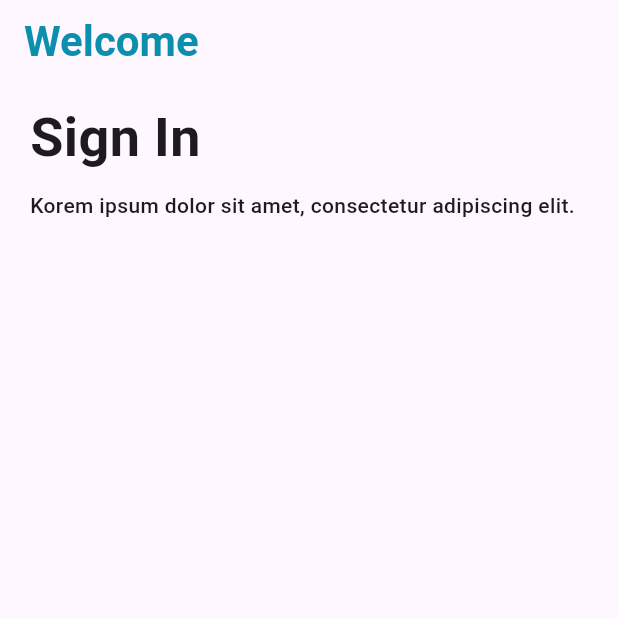
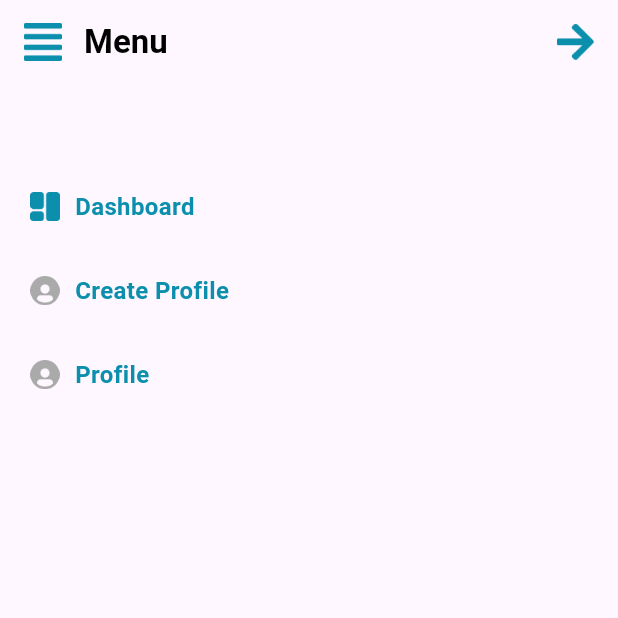
Before and after one commit to Project-5242/Project-5242-frontend, a Flutter app: the screen it shows after launch, on a phone screen of 412 x 824 dp, the top half of it. Run offline on Flutter 3.47's test engine with Material 3 defaults, Android fonts, the phone set to English and light mode, and no system bars; drawn by our look-alikes of toastification; our stand-ins replace bloc, cached_network_image, dio, flutter_bloc, flutter_dotenv, flutter_html and 9 more; accounts and stored records are empty.

Commit message:
create provider side appbar, provider menu page ui complete

```diff
--- a/lib/data/constants/app_string.dart
+++ b/lib/data/constants/app_string.dart
@@ -1,6 +1,10 @@
 class AppStrings {
   static const String welcome = 'Welcome';
   static const String signIn = 'Sign In';
+  static const String menu = 'Menu';
+  static const String dashboard = 'Dashboard';
+  static const String createProfile = 'Create Profile';
+  static const String profile = 'Profile';
 
   static String loginSubTitle =
       'Korem ipsum dolor sit amet, consectetur adipiscing elit.';
--- /dev/null
+++ b/lib/presentation/providers/provider_menu_page.dart
@@ -0,0 +1,92 @@
+import 'package:flutter/material.dart';
+import 'package:flutter_project/base/extensions/text_style_extensions.dart';
+import 'package:flutter_project/data/constants/app_string.dart';
+import 'package:flutter_project/res/assets_res.dart';
+import 'package:gap/gap.dart';
+
+class ProviderMenuPage extends StatelessWidget {
+  const ProviderMenuPage({super.key});
+
+  @override
+  Widget build(BuildContext context) {
+    return Scaffold(
+      appBar: AppBar(
+        title: Row(
+          mainAxisAlignment: MainAxisAlignment.spaceBetween,
+          children: [
+            Row(
+              children: [
+                Image.asset(
+                  AssetsRes.MENU_ICON,
+                  height: 25,
+                  width: 25,
+                ),
+                const Gap(15),
+                Text(
+                  AppStrings.menu,
+                  style: context.titleLarge.copyWith(
+                      fontWeight: FontWeight.bold, color: Colors.black),
+                ),
+              ],
+            ),
+            Image.asset(
+              AssetsRes.ARROW,
+              height: 25,
+              width: 25,
+            ),
+          ],
+        ),
+      ),
+      body: ListView(
+        padding: const EdgeInsets.symmetric(horizontal: 20, vertical: 10),
+        children: [
+          const SizedBox(height: 60),
+          Row(
+            children: [
+              Image.asset(
+                AssetsRes.DASHBOARD,
+                height: 20,
+                width: 20,
+              ),
+              const Gap(10),
+              Text(
+                AppStrings.dashboard,
+                style: context.titleMedium.copyWith(fontWeight: FontWeight.bold, color: Color(0xFF0B8FAC)),
+              ),
+            ],
+          ),
+          const SizedBox(height: 33),
+          Row(
+            children: [
+              Image.asset(
+                AssetsRes.PROFILE,
+                height: 20,
+                width: 20,
+              ),
+              const Gap(10),
+              Text(
+                AppStrings.createProfile,
+                style: context.titleMedium.copyWith(fontWeight: FontWeight.bold, color: Color(0xFF0B8FAC)),
+              ),
+            ],
+          ),
+          const SizedBox(height: 33),
+          Row(
+            children: [
+              Image.asset(
+                AssetsRes.PROFILE,
+                height: 20,
+                width: 20,
+              ),
+              const Gap(10),
+              Text(
+                AppStrings.profile,
+                style: context.titleMedium.copyWith(fontWeight: FontWeight.bold, color: Color(0xFF0B8FAC)),
+              ),
+            ],
+          )
+        ],
+      ),
+    );
+  }
+}
--- a/lib/presentation/splash/splash_view.dart
+++ b/lib/presentation/splash/splash_view.dart
@@ -16,7 +16,7 @@ class _SplashViewState extends State<SplashView> {
   @override
   void initState() {
     Future.delayed(const Duration(seconds: 03), () {
-      if (context.mounted) context.pushNamedAndRemoveUntil(Routes.loginScreen);
+      if (context.mounted) context.pushNamedAndRemoveUntil(Routes.providerHomeScreen);
     });
     super.initState();
   }
--- a/lib/res/assets_res.dart
+++ b/lib/res/assets_res.dart
@@ -15,6 +15,10 @@ class AssetsRes {
   static const String ERROR_LOTTIE = 'assets/lottie/error_lottie.json';
   static const String NO_NOTIFICATION_LOTTIE =
       'assets/lottie/no_notification_lottie.json';
+  static const String MENU_ICON = 'assets/icon/menu.png';
+  static const String ARROW = 'assets/icon/arrow.png';
+  static const String DASHBOARD = 'assets/icon/dashboard.png';
+  static const String PROFILE = 'assets/icon/profile.png';
   static const String PAGE_NOT_FOUND = 'assets/lottie/page_not_found.json';
   static const String WELCOME_LOTTIE = 'assets/lottie/welcome_lottie.json';
   static const String DOTENV = 'assets/secrets/dotenv.env';
--- a/lib/routes/route_generator.dart
+++ b/lib/routes/route_generator.dart
@@ -3,6 +3,7 @@ import 'package:flutter_project/presentation/auth/login_view.dart';
 import 'package:flutter_project/routes/routes.dart';
 
 import '../presentation/home/home_view.dart';
+import '../presentation/providers/provider_menu_page.dart';
 import '../presentation/splash/splash_view.dart';
 
 class RouteGenerator {
@@ -17,6 +18,8 @@ class RouteGenerator {
         break;
       case Routes.loginScreen:
         widgetScreen = const LoginView();
+      case Routes.providerHomeScreen:
+        widgetScreen = const ProviderMenuPage();
       case Routes.homeScreen:
         widgetScreen = const HomeView();
         break;
--- a/lib/routes/routes.dart
+++ b/lib/routes/routes.dart
@@ -9,4 +9,6 @@ class Routes {
   static const String registerScreen = "/registerScreen";
   static const String homeScreen = "/homeScreen";
   static const String errorScreen = "/errorScreen";
+  static const String providerHomeScreen = "/homeScreen";
+
 }
--- a/pubspec.yaml
+++ b/pubspec.yaml
@@ -53,3 +53,4 @@ flutter:
     - assets/lottie/page_not_found.json
     - assets/lottie/welcome_lottie.json
     - assets/secrets/dotenv.env
+    - assets/icon/
```
Also changed, not shown: assets/icon/arrow.png (added), assets/icon/dashboard.png (added), assets/icon/menu.png (added), assets/icon/profile.png (added).
